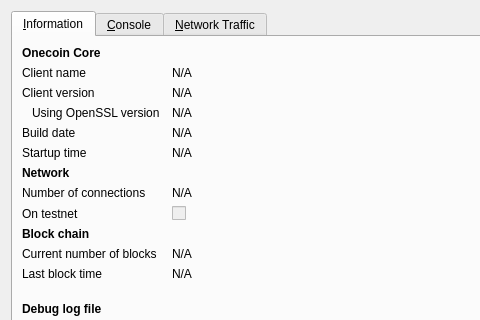
Above: src/qt/forms/rpcconsole.ui from theone-and-not-only-coin/onecoin before the change; both pictures show x 0 to 480 and y 0 to 320 of the 740 by 450 pixel window. Below: the same form after it.
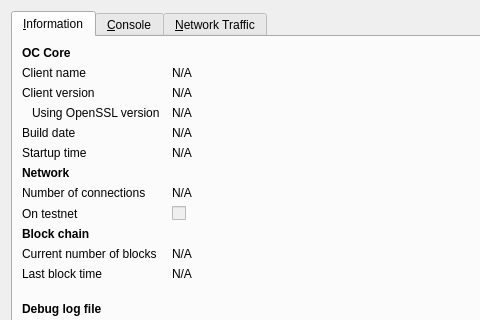
That is the form after the change. Icons and pictures are not drawn. Custom widgets are drawn as their Qt base class.

What changed in the file:
```diff
--- a/src/qt/forms/rpcconsole.ui
+++ b/src/qt/forms/rpcconsole.ui
@@ -36,7 +36,7 @@
           </font>
          </property>
          <property name="text">
-          <string>Onecoin Core</string>
+          <string>OC Core</string>
          </property>
         </widget>
        </item>
```
Left out of the diff: 6 changed lines with no effect on the pictures.
